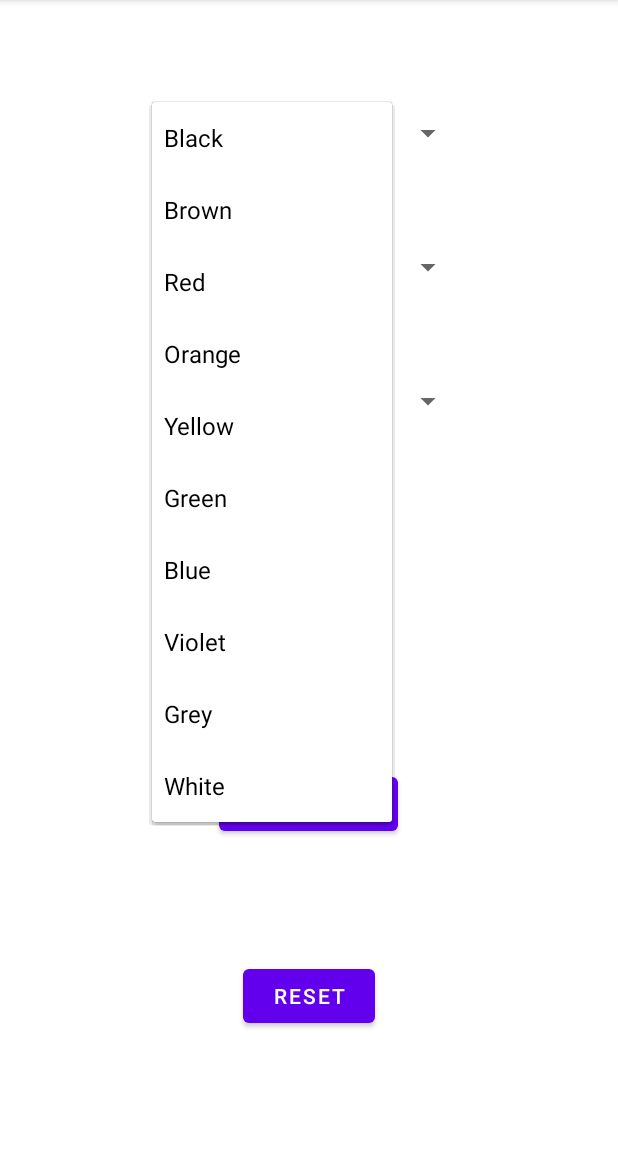
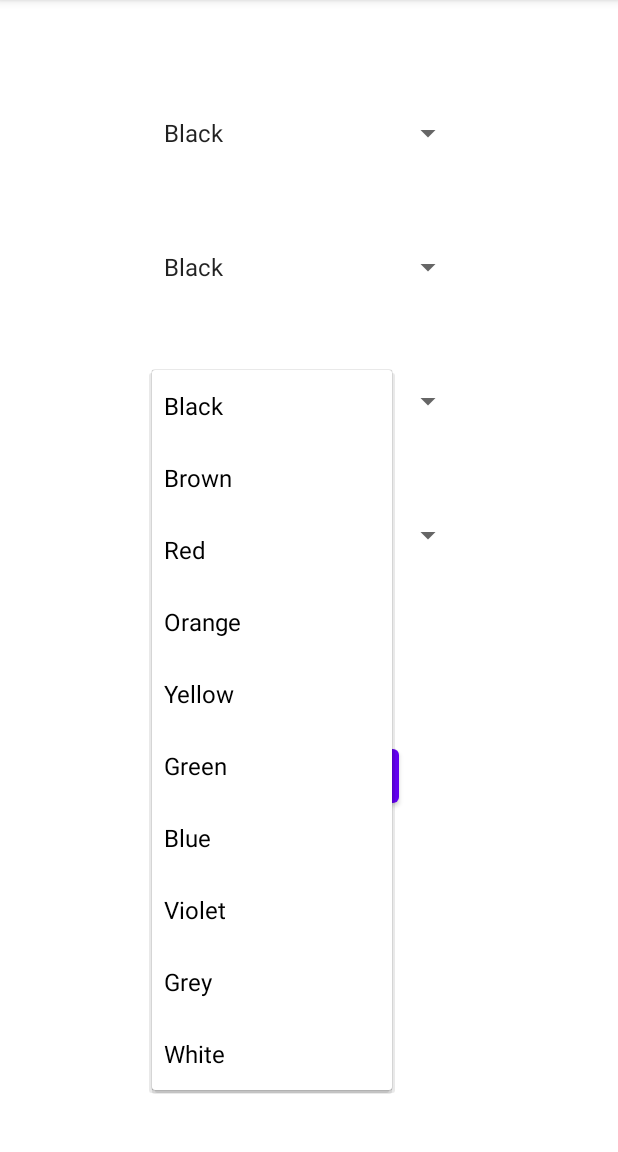
Before and after one commit to s00212257/AndroidStudioProjects, an Android app: the screen it shows after launch (MainActivity), after a tap on "Black", on a phone screen of 412 x 824 dp, the part 84-1236 px from its top. Run offline under Robolectric (Android 15) with nearby library versions, the phone set to English and light mode, and no system bars.

Commit message:
More progress wow

```diff
--- a/ResistorCalc/app/src/main/java/com/example/resistorcalc/MainActivity.java
+++ b/ResistorCalc/app/src/main/java/com/example/resistorcalc/MainActivity.java
@@ -9,6 +9,9 @@
 public class MainActivity extends AppCompatActivity {
 
     Spinner spinner1;
+    Spinner spinner2;
+    Spinner spinner3;
+    Spinner spinner4;
 
     @Override
     protected void onCreate(Bundle savedInstanceState) {
@@ -16,15 +19,23 @@
         setContentView(R.layout.activity_main);
 
         spinner1 = findViewById(R.id.spinner1);
+        spinner2 = findViewById(R.id.spinner2);
+        spinner3 = findViewById(R.id.spinner3);
+        spinner4 = findViewById(R.id.spinner4);
 
-        ArrayAdapter<CharSequence> adapter = ArrayAdapter.createFromResource(this,
+        ArrayAdapter<CharSequence> colourAdapter = ArrayAdapter.createFromResource(this,
                 R.array.colours_array, android.R.layout.simple_spinner_item);
 
-        // Specify the layout to use when the list of choices appears
-        adapter.setDropDownViewResource(android.R.layout.simple_spinner_dropdown_item);
+        ArrayAdapter<CharSequence> multiAdapter = ArrayAdapter.createFromResource(this,
+                R.array.coloursMulti_array, android.R.layout.simple_spinner_item);
 
-        // Apply the adapter to the spinner
-        spinner1.setAdapter(adapter);
+        colourAdapter.setDropDownViewResource(android.R.layout.simple_spinner_dropdown_item);
+        multiAdapter.setDropDownViewResource(android.R.layout.simple_spinner_dropdown_item);
+
+        spinner1.setAdapter(colourAdapter);
+        spinner2.setAdapter(colourAdapter);
+        spinner3.setAdapter(colourAdapter);
+        spinner4.setAdapter(multiAdapter);
     }
 
 }
--- a/ResistorCalc/app/src/main/res/layout/activity_main.xml
+++ b/ResistorCalc/app/src/main/res/layout/activity_main.xml
@@ -15,6 +15,16 @@
         app:layout_constraintHorizontal_bias="0.497"
         app:layout_constraintStart_toStartOf="parent"
         app:layout_constraintTop_toBottomOf="@+id/spinner2" />
+
+    <Spinner
+        android:id="@+id/spinner4"
+        android:layout_width="208dp"
+        android:layout_height="41dp"
+        android:layout_marginTop="48dp"
+        app:layout_constraintEnd_toEndOf="parent"
+        app:layout_constraintHorizontal_bias="0.497"
+        app:layout_constraintStart_toStartOf="parent"
+        app:layout_constraintTop_toBottomOf="@+id/spinner3" />
 
     <Spinner
         android:id="@+id/spinner2"
@@ -40,12 +50,11 @@
         android:id="@+id/btnCalc"
         android:layout_width="wrap_content"
         android:layout_height="wrap_content"
-        android:layout_marginTop="224dp"
+        android:layout_marginTop="116dp"
         android:text="Calculate"
         app:layout_constraintEnd_toEndOf="parent"
-        app:layout_constraintHorizontal_bias="0.498"
         app:layout_constraintStart_toStartOf="parent"
-        app:layout_constraintTop_toBottomOf="@+id/spinner3" />
+        app:layout_constraintTop_toBottomOf="@+id/spinner4" />
 
     <Button
         android:id="@+id/btnReset"
--- a/ResistorCalc/app/src/main/res/values/strings.xml
+++ b/ResistorCalc/app/src/main/res/values/strings.xml
@@ -13,4 +13,14 @@
         <item>Grey</item>
         <item>White</item>
     </string-array>
+
+    <string-array name="coloursMulti_array">
+        <item>Black</item>
+        <item>Brown</item>
+        <item>Red</item>
+        <item>Orange</item>
+        <item>Yellow</item>
+        <item>Green</item>
+        <item>Blue</item>
+    </string-array>
 </resources>
```
